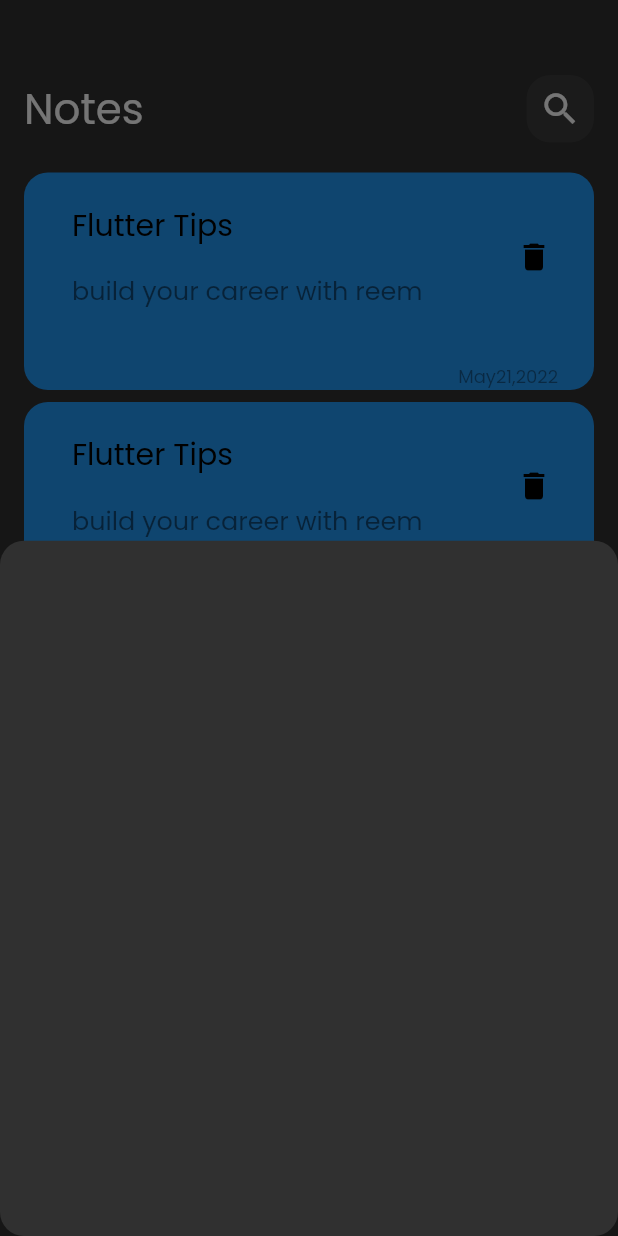
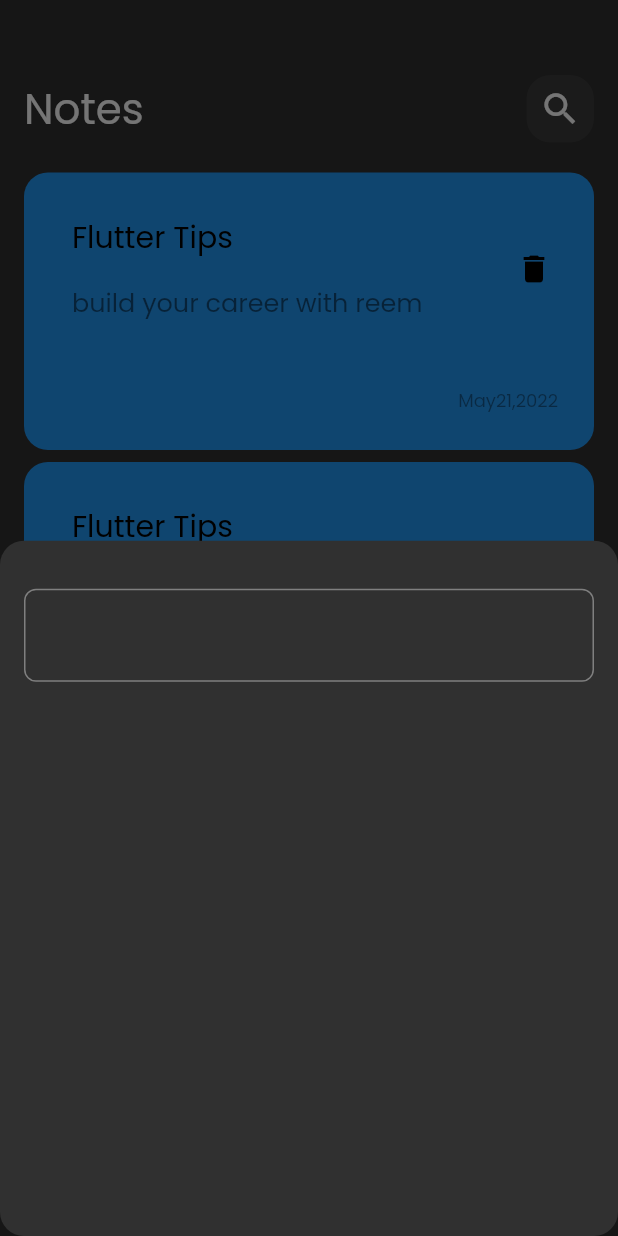
Before and after one commit to ReemAjjawi/notes_app, a Flutter app: the screen it shows after launch, after a tap on the "add" icon, on a phone screen of 412 x 824 dp. Run offline on Flutter 3.47's test engine with Material 2 defaults, Android fonts, the phone set to English and light mode, and no system bars.

Commit message:
create custom text field

```diff
--- /dev/null
+++ b/lib/constants.dart
@@ -0,0 +1,11 @@
+import 'package:flutter/animation.dart';
+
+const kPrimaryColor = Color(0xff62FCD7);
+const kNotesBox = 'notes_box';
+List<Color> kColors = const [
+  Color(0xffAC3931),
+  Color(0xffE5D352),
+  Color(0xffD9E76C),
+  Color(0xff537D8D),
+  Color(0xff482C3D),
+];
--- a/lib/view/widgets/addnotebottomsheet.dart
+++ b/lib/view/widgets/addnotebottomsheet.dart
@@ -1,10 +1,21 @@
 import 'package:flutter/material.dart';
+import 'package:notes_app/view/widgets/custom_text_field.dart';
 
 class AddNoteBottomSheet extends StatelessWidget {
   const AddNoteBottomSheet({super.key});
 
   @override
   Widget build(BuildContext context) {
-    return Container();
+    return Padding(
+      padding: const EdgeInsets.symmetric(horizontal: 16.0),
+      child: Column(
+        children: [
+          SizedBox(
+            height: 32,
+          ),
+          CustomTextField(),
+        ],
+      ),
+    );
   }
 }
--- a/lib/view/widgets/custom_note_item.dart
+++ b/lib/view/widgets/custom_note_item.dart
@@ -12,7 +12,7 @@ class NoteItem extends StatelessWidget {
         crossAxisAlignment: CrossAxisAlignment.end,
         children: [
           Padding(
-            padding: const EdgeInsets.only(left: 16.0, top: 16.0, bottom: 16),
+            padding: const EdgeInsets.only(left: 16.0, top: 24.0, bottom: 24),
             child: ListTile(
               title: Text(
                 "Flutter Tips",
@@ -37,7 +37,7 @@ class NoteItem extends StatelessWidget {
             ),
           ),
           Padding(
-            padding: const EdgeInsets.only(right: 24.0),
+            padding: const EdgeInsets.only(right: 24.0, bottom: 24),
             child: Text(
               "May21,2022",
               style:
--- /dev/null
+++ b/lib/view/widgets/custom_text_field.dart
@@ -0,0 +1,21 @@
+import 'package:flutter/material.dart';
+import 'package:notes_app/constants.dart';
+
+class CustomTextField extends StatelessWidget {
+  const CustomTextField({super.key});
+
+  @override
+  Widget build(BuildContext context) {
+    return TextField(
+      decoration: InputDecoration(border: buildBorder(kPrimaryColor)),
+    );
+  }
+}
+
+OutlineInputBorder buildBorder([color]) {
+  return OutlineInputBorder(
+      borderRadius: BorderRadius.circular(8.0),
+      borderSide: BorderSide(
+        color: color ?? Colors.white,
+      ));
+}
```
